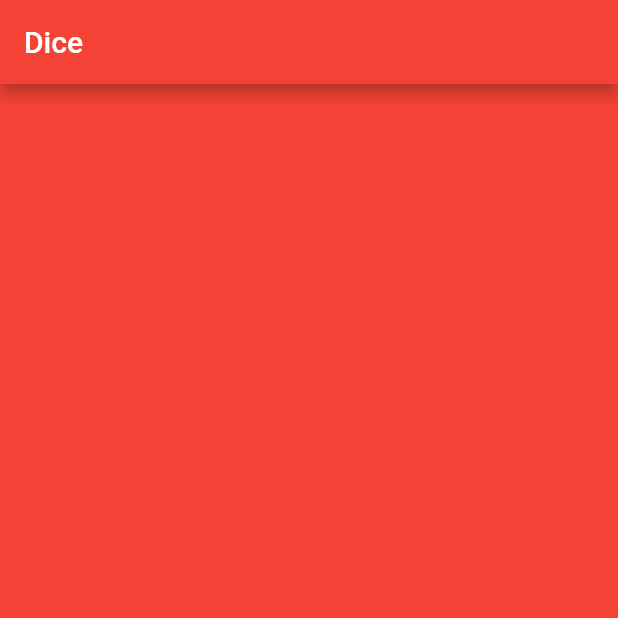
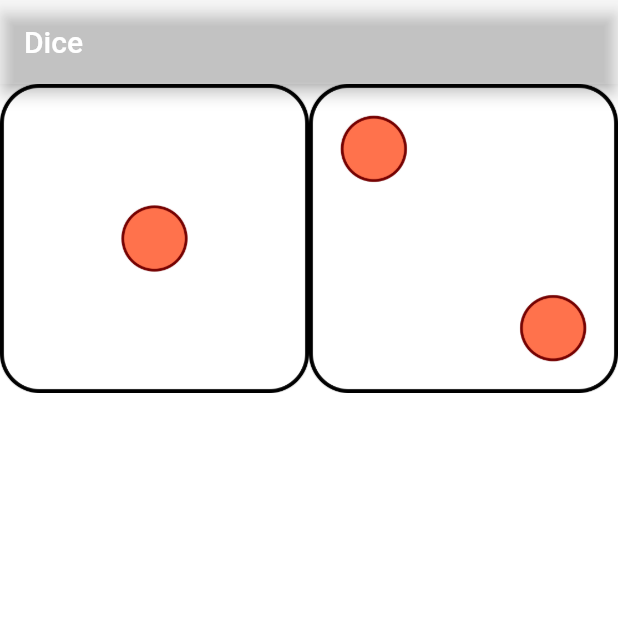
Before and after one commit to Ashraf236/Learning_Flutter, a Flutter app: the screen it shows after launch, on a phone screen of 412 x 824 dp, the top half of it. Run offline on Flutter 3.47's test engine with Material 2 defaults, Android fonts, the light colour scheme and no system bars.

Commit message:
Used Expanded widget for screen rotatioon screen fill

```diff
--- a/DiceApp/lib/main.dart
+++ b/DiceApp/lib/main.dart
@@ -4,10 +4,10 @@ void main() {
   return runApp(
     MaterialApp(
       home: Scaffold(
-        backgroundColor: Colors.red,
+        backgroundColor: Colors.white,
         appBar: AppBar(
           title: Text('Dice'),
-          backgroundColor: Colors.red,
+          backgroundColor: Colors.white12,
         ),
         body: DicePage(),
       ),
@@ -18,6 +18,15 @@ void main() {
 class DicePage extends StatelessWidget {
   @override
   Widget build(BuildContext) {
-    return Container();
+    return Row(
+      children: <Widget>[
+        Expanded(
+          child: Image(image: AssetImage('images/dice-1.png')),
+        ),
+        Expanded(
+          child: Image(image: AssetImage('images/dice-2.png')),
+        ),
+      ],
+    );
   }
 }
```
Also changed, not shown: DiceAppFC.png (added).
